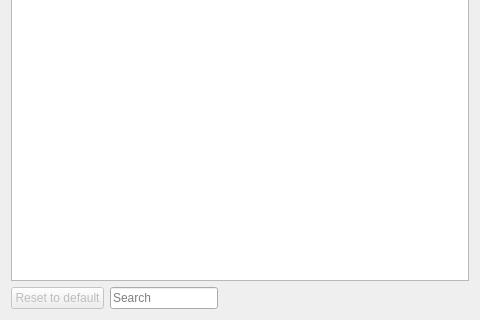
The window that mscore/advancedpreferenceswidget.ui (Marr11317/MuseScore) describes before a commit, drawn with Qt 5; both pictures show x 0 to 480 and y 320 to 640 of the 480 by 640 pixel window.
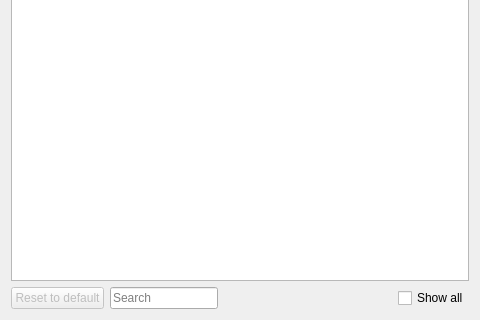
The same window after the commit. Custom widgets are drawn as their Qt base class.

Diff of the .ui file:
```diff
--- a/mscore/advancedpreferenceswidget.ui
+++ b/mscore/advancedpreferenceswidget.ui
@@ -52,6 +52,13 @@
        </property>
       </spacer>
      </item>
+     <item>
+      <widget class="QCheckBox" name="showAllCheckBox">
+       <property name="text">
+        <string>Show all</string>
+       </property>
+      </widget>
+     </item>
     </layout>
    </item>
    <item row="0" column="0">
```
